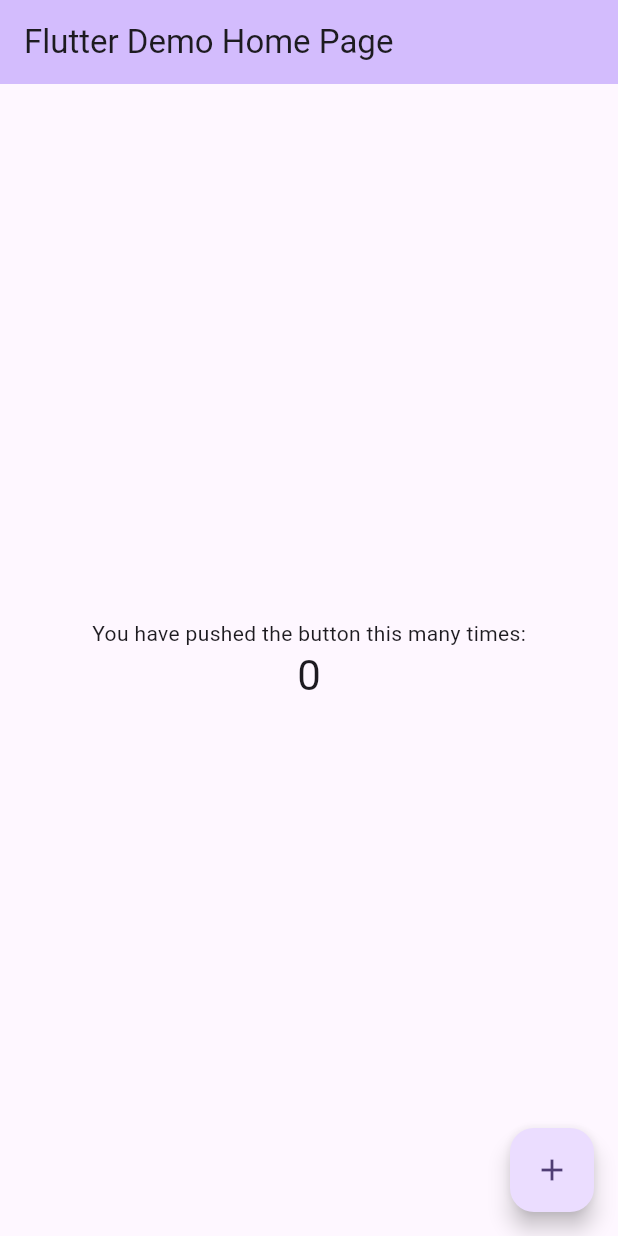
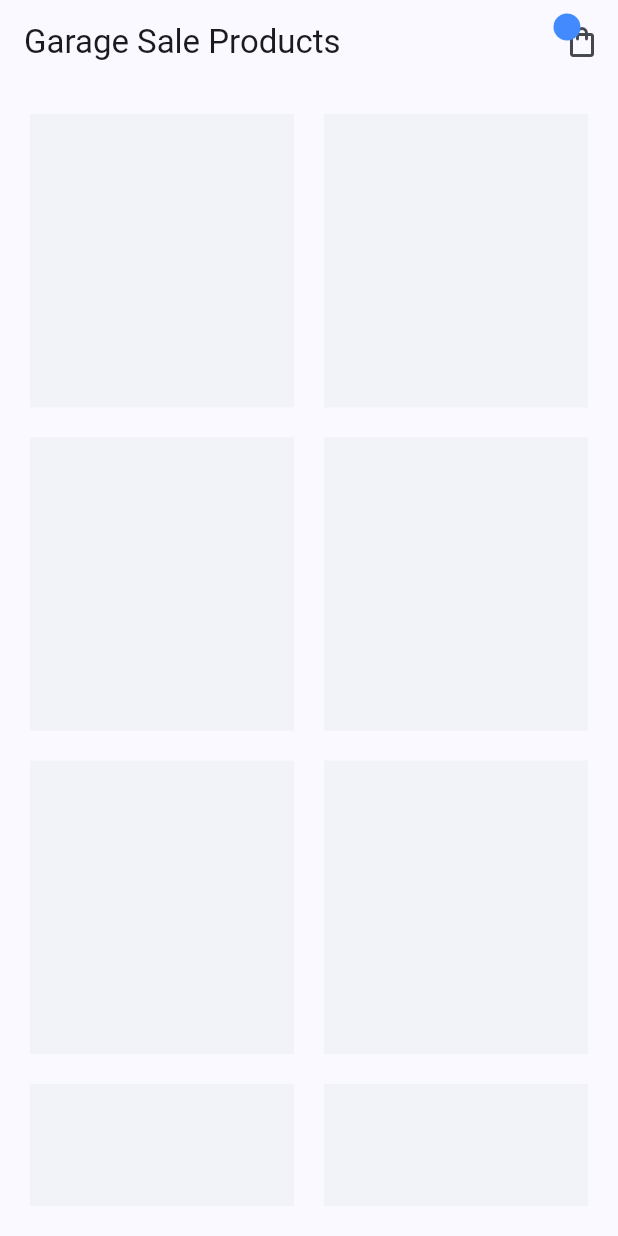
Before and after one commit to yavoraldev00/Flutter-Tutorial-Shop, a Flutter app: the screen it shows after launch, on a phone screen of 412 x 824 dp. Run offline on Flutter 3.47's test engine with Material 3 defaults, Android fonts, the phone set to English and light mode, and no system bars.

Commit message:
template update

```diff
--- a/lib/main.dart
+++ b/lib/main.dart
@@ -1,4 +1,5 @@
 import 'package:flutter/material.dart';
+import 'package:riverpod_files/screens/home/home_screen.dart';
 
 void main() {
   runApp(const MyApp());
@@ -11,115 +12,11 @@
   @override
   Widget build(BuildContext context) {
     return MaterialApp(
-      title: 'Flutter Demo',
+      title: '',
       theme: ThemeData(
-        // This is the theme of your application.
-        //
-        // TRY THIS: Try running your application with "flutter run". You'll see
-        // the application has a purple toolbar. Then, without quitting the app,
-        // try changing the seedColor in the colorScheme below to Colors.green
-        // and then invoke "hot reload" (save your changes or press the "hot
-        // reload" button in a Flutter-supported IDE, or press "r" if you used
-        // the command line to start the app).
-        //
-        // Notice that the counter didn't reset back to zero; the application
-        // state is not lost during the reload. To reset the state, use hot
-        // restart instead.
-        //
-        // This works for code too, not just values: Most code changes can be
-        // tested with just a hot reload.
-        colorScheme: ColorScheme.fromSeed(seedColor: Colors.deepPurple),
-        useMaterial3: true,
+        colorScheme: ColorScheme.fromSeed(seedColor: Colors.blueAccent),
       ),
-      home: const MyHomePage(title: 'Flutter Demo Home Page'),
+      home: const HomeScreen(),
     );
   }
 }
-
-class MyHomePage extends StatefulWidget {
-  const MyHomePage({super.key, required this.title});
-
-  // This widget is the home page of your application. It is stateful, meaning
-  // that it has a State object (defined below) that contains fields that affect
-  // how it looks.
-
-  // This class is the configuration for the state. It holds the values (in this
-  // case the title) provided by the parent (in this case the App widget) and
-  // used by the build method of the State. Fields in a Widget subclass are
-  // always marked "final".
-
-  final String title;
-
-  @override
-  State<MyHomePage> createState() => _MyHomePageState();
-}
-
-class _MyHomePageState extends State<MyHomePage> {
-  int _counter = 0;
-
-  void _incrementCounter() {
-    setState(() {
-      // This call to setState tells the Flutter framework that something has
-      // changed in this State, which causes it to rerun the build method below
-      // so that the display can reflect the updated values. If we changed
-      // _counter without calling setState(), then the build method would not be
-      // called again, and so nothing would appear to happen.
-      _counter++;
-    });
-  }
-
-  @override
-  Widget build(BuildContext context) {
-    // This method is rerun every time setState is called, for instance as done
-    // by the _incrementCounter method above.
-    //
-    // The Flutter framework has been optimized to make rerunning build methods
-    // fast, so that you can just rebuild anything that needs updating rather
-    // than having to individually change instances of widgets.
-    return Scaffold(
-      appBar: AppBar(
-        // TRY THIS: Try changing the color here to a specific color (to
-        // Colors.amber, perhaps?) and trigger a hot reload to see the AppBar
-        // change color while the other colors stay the same.
-        backgroundColor: Theme.of(context).colorScheme.inversePrimary,
-        // Here we take the value from the MyHomePage object that was created by
-        // the App.build method, and use it to set our appbar title.
-        title: Text(widget.title),
-      ),
-      body: Center(
-        // Center is a layout widget. It takes a single child and positions it
-        // in the middle of the parent.
-        child: Column(
-          // Column is also a layout widget. It takes a list of children and
-          // arranges them vertically. By default, it sizes itself to fit its
-          // children horizontally, and tries to be as tall as its parent.
-          //
-          // Column has various properties to control how it sizes itself and
-          // how it positions its children. Here we use mainAxisAlignment to
-          // center the children vertically; the main axis here is the vertical
-          // axis because Columns are vertical (the cross axis would be
-          // horizontal).
-          //
-          // TRY THIS: Invoke "debug painting" (choose the "Toggle Debug Paint"
-          // action in the IDE, or press "p" in the console), to see the
-          // wireframe for each widget.
-          mainAxisAlignment: MainAxisAlignment.center,
-          children: <Widget>[
-            const Text(
-              'You have pushed the button this many times:',
-            ),
-            Text(
-              '$_counter',
-              style: Theme.of(context).textTheme.headlineMedium,
-            ),
-          ],
-        ),
-      ),
-      floatingActionButton: FloatingActionButton(
-        onPressed: _incrementCounter,
-        tooltip: 'Increment',
-        child: const Icon(Icons.add),
-      ), // This trailing comma makes auto-formatting nicer for build methods.
-    );
-  }
-}
--- /dev/null
+++ b/lib/screens/home/home_screen.dart
@@ -0,0 +1,34 @@
+import 'package:flutter/material.dart';
+import 'package:riverpod_files/shared/cart_icon.dart';
+
+class HomeScreen extends StatelessWidget {
+  const HomeScreen({super.key});
+
+  @override
+  Widget build(BuildContext context) {
+    return Scaffold(
+      appBar: AppBar(
+        title: const Text('Garage Sale Products'),
+        actions: const [CartIcon()],
+      ),
+      body: Padding(
+        padding: const EdgeInsets.all(20),
+        child: GridView.builder(
+          itemCount: 8,
+          gridDelegate:const SliverGridDelegateWithFixedCrossAxisCount(
+            crossAxisCount: 2,
+            mainAxisSpacing: 20,
+            crossAxisSpacing: 20,
+            childAspectRatio: 0.9,
+          ),
+          itemBuilder:(context, index) {
+            return Container(
+              padding: const EdgeInsets.all(20),
+              color: Colors.blueGrey.withOpacity(0.05),
+            );
+          },
+        ),
+      ),
+    );
+  }
+}
--- /dev/null
+++ b/lib/shared/cart_icon.dart
@@ -0,0 +1,35 @@
+import 'package:flutter/material.dart';
+import 'package:riverpod_files/screens/cart/cart_screen.dart';
+
+class CartIcon extends StatelessWidget {
+  const CartIcon({super.key});
+
+  @override
+  Widget build(BuildContext context) {
+    return Stack(
+      children: [
+        IconButton(
+          onPressed: () {
+            Navigator.push(context, MaterialPageRoute(builder: (context) {
+              return const CartScreen();
+            }));
+          },
+          icon: const Icon(Icons.shopping_bag_outlined),
+        ),
+        Positioned(
+          top: 5,
+          left: 5,
+          child: Container(
+            width: 18,
+            height: 18,
+            alignment: Alignment.center,
+            decoration: BoxDecoration(
+              borderRadius: BorderRadius.circular(10),
+              color: Colors.blueAccent,
+            ),
+          ),
+        ),
+      ],
+    );
+  }
+}
```
Also changed, not shown: lib/models/product.dart (added, +8 -0 lines), lib/screens/cart/cart_screen.dart (added, +35 -0 lines), pubspec.yaml (+8 -10 lines), assets/products/backpack.png (added), assets/products/drum.png (added), assets/products/guitar.png (added), assets/products/jeans.png (added), assets/products/karati.png (added), assets/products/shorts.png (added), assets/products/skates.png (added), assets/products/suitcase.png (added), pubspec.lock, 27 other files.
